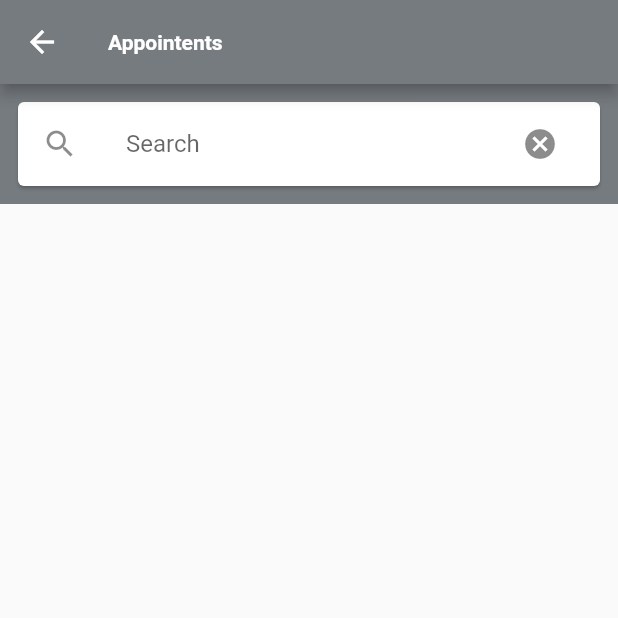
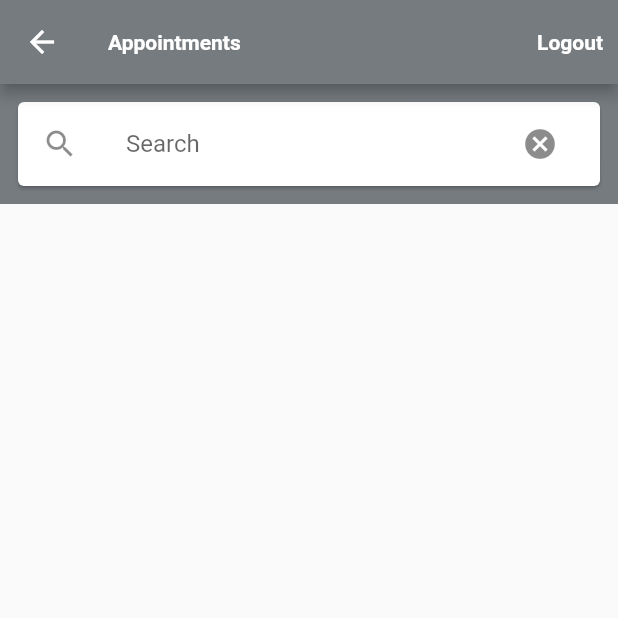
Before and after one commit to zamalex/new-extension-vendor, a Flutter app: the AppointmentList screen opened directly, on a phone screen of 412 x 824 dp, the top half of it. Run offline on Flutter 3.47's test engine with Material 2 defaults, Android fonts, the phone set to English and light mode, and no system bars; our stand-ins replace dio, pdf, shared_preferences; missing offline and left inert: esys_flutter_share; accounts and stored records are empty.

```diff
--- a/lib/Providers/constants.dart
+++ b/lib/Providers/constants.dart
@@ -7,7 +7,7 @@ class Constants {
 
   //Global var
   static User CURRENT_USER = User();
-  static String USER_TOKEN = "";
+  static String USER_TOKEN = null;
   static String PLAYER_ID = "";
   static Color kPrimaryColor = Color.fromRGBO(118, 123, 128, 1);
   static var HEADER = {
--- a/lib/Screens/appoinment/appointment_list.dart
+++ b/lib/Screens/appoinment/appointment_list.dart
@@ -3,12 +3,15 @@ import 'dart:io';
 import 'package:flutter/material.dart';
 import 'package:provider/provider.dart';
 import 'package:salon_vendor/Providers/appoinment_model.dart';
+import 'package:salon_vendor/Providers/constants.dart';
 import 'package:salon_vendor/Providers/notification_model.dart';
 import 'package:salon_vendor/Providers/orders_model.dart';
 import 'package:salon_vendor/Providers/orders_provider.dart';
 import 'package:salon_vendor/Screens/appoinment/appointment_details.dart';
+import 'package:salon_vendor/Screens/vendor_login.dart';
 import 'package:salon_vendor/Widgets/notification_wedgit.dart';
 import 'package:salon_vendor/Widgets/order_wedgit.dart';
+import 'package:shared_preferences/shared_preferences.dart';
 // import 'package:takafol/Providers/constants.dart';
 // import 'package:takafol/Utilities/static_functions.dart';
 // import 'package:takafol/Widgets/loginCustomeAlert.dart';
@@ -134,8 +137,36 @@ class _AppointmentListState extends State<AppointmentList> {
   Widget build(BuildContext context) {
     return Scaffold(
       appBar: AppBar(
+        actions: [
+          InkWell(
+            onTap: () async {
+              SharedPreferences prefs = await SharedPreferences.getInstance();
+              await prefs.remove('token');
+              Constants.USER_TOKEN = null;
+
+              Navigator.pushReplacement(
+                context,
+                MaterialPageRoute(builder: (context) => VendorLogin()),
+              );
+            },
+            child:  Center(
+              child: Container(
+                margin: EdgeInsets.symmetric(horizontal: 10),
+                child: Text(
+                  'Logout',
+                  style: TextStyle(
+                    color: Colors.white,
+                    fontWeight: FontWeight.bold,
+
+                    fontSize: 14,
+                  ),
+                ),
+              ),
+            ),
+          )
+        ],
         title: Text(
-          'Appointents',
+          'Appointments',
           style: TextStyle(
             color: Colors.white,
             fontWeight: FontWeight.bold,
--- a/lib/main.dart
+++ b/lib/main.dart
@@ -1,11 +1,13 @@
 //import 'package:firebase_core/firebase_core.dart';
 //import 'package:firebase_crashlytics/firebase_crashlytics.dart';
 import 'package:flutter/material.dart';
+import 'package:salon_vendor/Providers/constants.dart';
 import 'package:salon_vendor/Providers/orders_provider.dart';
 import 'package:salon_vendor/Screens/appoinment/appointment_list.dart';
 import 'package:salon_vendor/Screens/home_screen.dart';
 import 'package:salon_vendor/Screens/vendor_login.dart';
 import 'package:provider/provider.dart';
+import 'package:shared_preferences/shared_preferences.dart';
 
 import 'Screens/Notification/NotificationList.dart';
 
@@ -78,6 +80,8 @@ class _MyHomePageState extends State<MyHomePage> {
     // TODO: implement initState
     super.initState();
     _incrementCounter();
+
+
   }
 
   void _incrementCounter() async{
@@ -85,6 +89,8 @@ class _MyHomePageState extends State<MyHomePage> {
     //FirebaseCrashlytics.instance.crash();
 
   }
+
+
 
   @override
   Widget build(BuildContext context) {
--- a/pubspec.yaml
+++ b/pubspec.yaml
@@ -34,6 +34,7 @@ dependencies:
   pdf: ^3.4.2
   esys_flutter_share: ^1.0.2
   provider: ^6.0.0
+  shared_preferences: ^0.5.12+4
   #firebase_core: "^0.7.0"
   #firebase_crashlytics: "^0.4.0+1"
 
```
Also changed, not shown: lib/Screens/vendor_login.dart (+25 -2 lines), pubspec.lock.
